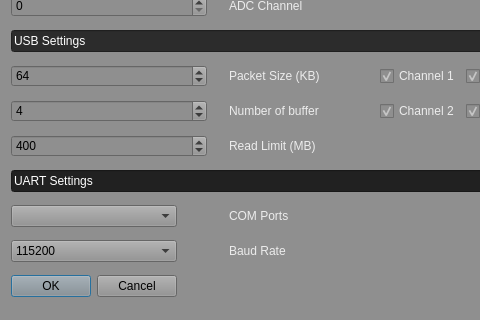
Qt form settings.ui (jivaUSB/USB_App_New) before a commit; both pictures show x 0 to 480 and y 128 to 448 of the 813 by 448 pixel window.
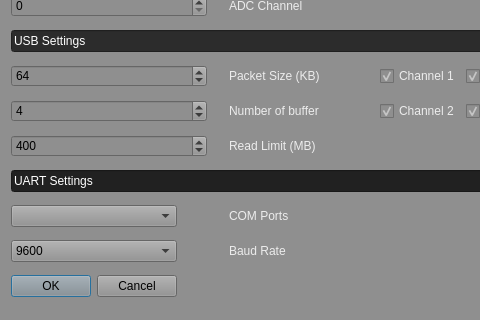
The same form after that commit. Icons and pictures are not drawn.

Patch:
```diff
--- a/settings.ui
+++ b/settings.ui
@@ -432,7 +432,7 @@
    <item row="23" column="0">
     <widget class="QComboBox" name="m_comboBoxBaudRate">
      <property name="currentIndex">
-      <number>4</number>
+      <number>0</number>
      </property>
      <item>
       <property name="text">
```
Left out of the diff: 5 changed lines with no effect on the pictures.
